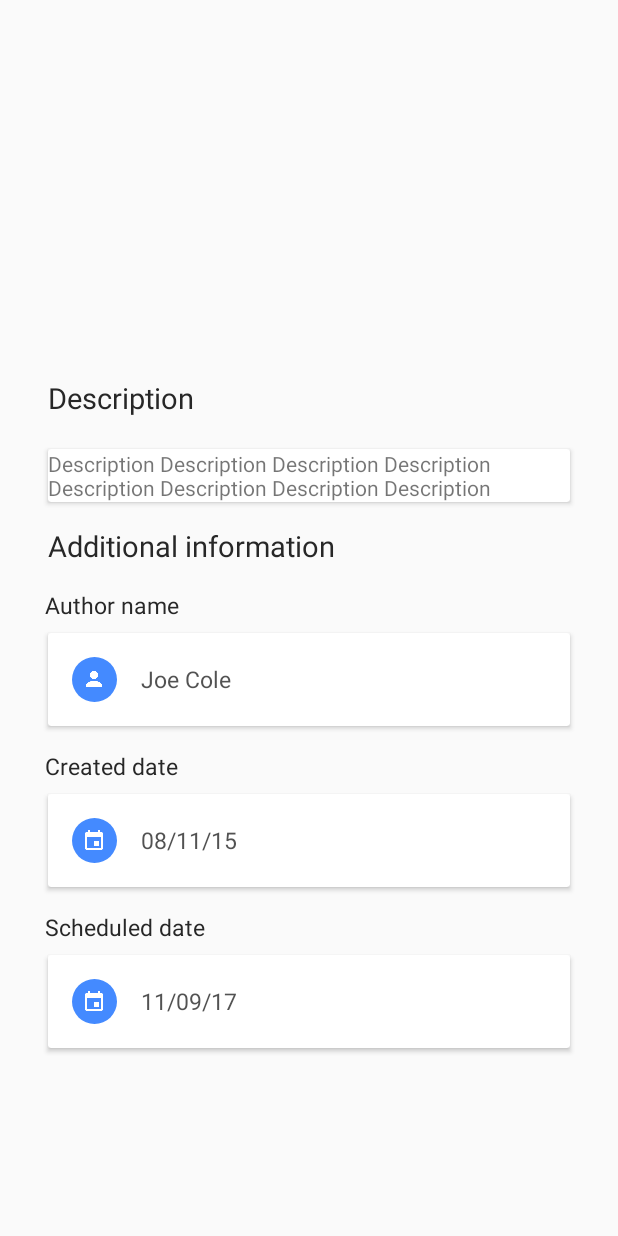
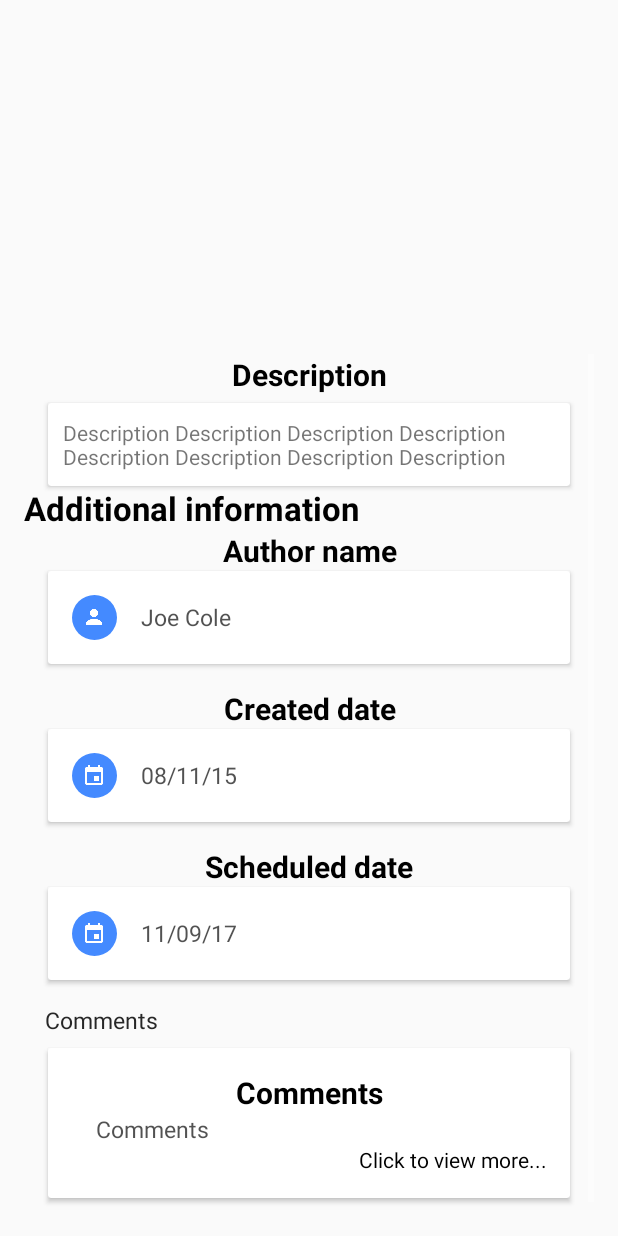
Before and after one commit to syniuhin/EventKicker-Android, an Android app: the layout content_event_page.xml on its own in the app's theme, with its tools: preview values and no code run, on a phone screen of 412 x 824 dp. Run offline under Robolectric (Android 15) with nearby library versions, the phone set to English and light mode, and no system bars.

Commit message:
Changed event page text style (a little).

```diff
--- a/app/src/main/res/layout/content_event_page.xml
+++ b/app/src/main/res/layout/content_event_page.xml
@@ -1,8 +1,10 @@
 <?xml version="1.0" encoding="utf-8"?>
 <LinearLayout xmlns:android="http://schemas.android.com/apk/res/android"
               xmlns:tools="http://schemas.android.com/tools"
-    xmlns:app="http://schemas.android.com/apk/res-auto" android:layout_width="match_parent"
-    android:layout_height="match_parent" android:paddingLeft="@dimen/fab_margin"
+              xmlns:app="http://schemas.android.com/apk/res-auto"
+              android:layout_width="match_parent"
+              android:layout_height="match_parent"
+              android:paddingLeft="@dimen/fab_margin"
               android:paddingRight="@dimen/fab_margin"
               android:paddingTop="@dimen/fab_margin"
               android:paddingBottom="@dimen/fab_margin"
@@ -15,17 +17,16 @@
                 android:layout_height="match_parent"
                 android:layout_marginTop="220dp">
 
-        <LinearLayout android:id="@+id/event_login_form" android:layout_width="match_parent"
-            android:layout_height="wrap_content" android:orientation="vertical">
+        <LinearLayout android:id="@+id/event_login_form"
+                      android:layout_width="match_parent"
+                      android:layout_height="wrap_content"
+                      android:orientation="vertical">
 
             <TextView
                     android:layout_width="match_parent"
                     android:layout_height="wrap_content"
                     android:text="Description"
-                android:textSize="19sp"
-                android:layout_gravity="center"
-                android:layout_margin="16dp"
-                android:textColor="#ff272727"/>
+                    style="@style/CardViewHeader"/>
 
             <android.support.v7.widget.CardView
                     android:layout_width="match_parent"
@@ -38,7 +39,8 @@
                         android:layout_width="match_parent"
                         android:layout_height="wrap_content"
                         android:id="@+id/event_descr"
-                android:text="Description Description Description Description Description Description Description Description"/>
+                        android:text="Description Description Description Description Description Description Description Description"
+                android:padding="10dp"/>
 
             </android.support.v7.widget.CardView>
 
@@ -46,22 +48,16 @@
                     android:layout_width="match_parent"
                     android:layout_height="wrap_content"
                     android:text="Additional information"
-                android:textSize="19sp"
-                android:layout_gravity="center"
-                android:layout_margin="16dp"
-                android:textColor="#ff272727"/>
+                    style="@style/CardViewHeader"
+            android:textSize="22sp"
+            android:gravity="left"/>
 
             <TextView
                     android:layout_width="match_parent"
                     android:layout_height="wrap_content"
                     android:text="Author name"
                     android:id="@+id/author_name"
-            android:textSize="15sp"
-            android:layout_gravity="center"
-            android:layout_marginBottom="8dp"
-            android:layout_marginLeft="14dp"
-            android:layout_marginRight="14dp"
-            android:textColor="#ff272727"/>
+                    style="@style/CardViewHeader"/>
 
             <android.support.v7.widget.CardView
                     android:layout_width="match_parent"
@@ -86,7 +82,7 @@
                                 android:fitsSystemWindows="true"
                                 android:adjustViewBounds="true"
                                 android:layout_gravity="center"
-                            android:src="@drawable/user" />
+                                android:src="@drawable/user"/>
                     </FrameLayout>
 
                     <TextView
@@ -108,12 +104,7 @@
                     android:layout_width="match_parent"
                     android:layout_height="wrap_content"
                     android:text="Created date"
-                android:textSize="15sp"
-                android:layout_gravity="center"
-                android:layout_marginBottom="8dp"
-                android:layout_marginLeft="14dp"
-                android:layout_marginRight="14dp"
-                android:textColor="#ff272727"/>
+                    style="@style/CardViewHeader"/>
 
             <android.support.v7.widget.CardView
                     android:layout_width="match_parent"
@@ -138,7 +129,7 @@
                                 android:fitsSystemWindows="true"
                                 android:adjustViewBounds="true"
                                 android:layout_gravity="center"
-                            android:src="@drawable/calendar" />
+                                android:src="@drawable/calendar"/>
                     </FrameLayout>
 
                     <TextView
@@ -160,12 +151,7 @@
                     android:layout_width="match_parent"
                     android:layout_height="wrap_content"
                     android:text="Scheduled date"
-                android:textSize="15sp"
-                android:layout_gravity="center"
-                android:layout_marginBottom="8dp"
-                android:layout_marginLeft="14dp"
-                android:layout_marginRight="14dp"
-                android:textColor="#ff272727"/>
+                    style="@style/CardViewHeader"/>
 
             <android.support.v7.widget.CardView
                     android:layout_width="match_parent"
@@ -190,7 +176,7 @@
                                 android:fitsSystemWindows="true"
                                 android:adjustViewBounds="true"
                                 android:layout_gravity="center"
-                            android:src="@drawable/calendar" />
+                                android:src="@drawable/calendar"/>
                     </FrameLayout>
 
                     <TextView
@@ -208,6 +194,55 @@
 
             </android.support.v7.widget.CardView>
 
+            <TextView
+                    android:layout_width="match_parent"
+                    android:layout_height="wrap_content"
+                    android:text="Comments"
+                    android:textSize="15sp"
+                    android:layout_gravity="center"
+                    android:layout_marginBottom="8dp"
+                    android:layout_marginLeft="14dp"
+                    android:layout_marginRight="14dp"
+                    android:textColor="#ff272727"/>
+
+            <android.support.v7.widget.CardView
+                    android:layout_width="match_parent"
+                    android:layout_height="wrap_content"
+                    android:layout_marginBottom="16dp"
+                    android:layout_marginLeft="16dp"
+                    android:layout_marginRight="16dp">
+
+                <LinearLayout
+                        android:layout_width="match_parent"
+                        android:layout_height="wrap_content"
+                        android:orientation="vertical"
+                        android:padding="16dp">
+
+                    <TextView android:layout_width="match_parent"
+                              android:layout_height="wrap_content"
+                              android:text="Comments"
+                    style="@style/CardViewHeader"/>
+
+                    <TextView
+                            android:id="@+id/comments"
+                            android:layout_width="wrap_content"
+                            android:layout_height="wrap_content"
+                            android:layout_marginLeft="16dp"
+                            android:layout_gravity="center_vertical"
+                            android:alpha="0.8"
+                            android:textColor="#ff272727"
+                            android:textSize="15dp"
+                            android:text="Comments"/>
+
+                    <TextView android:layout_width="match_parent"
+                              android:layout_height="wrap_content"
+                              android:text="Click to view more..."
+                              android:textColor="@android:color/black"
+                              android:gravity="right"/>
+
+                </LinearLayout>
+
+            </android.support.v7.widget.CardView>
         </LinearLayout>
     </ScrollView>
 </LinearLayout>
--- a/app/src/main/res/values/styles.xml
+++ b/app/src/main/res/values/styles.xml
@@ -56,4 +56,10 @@
         <item name="color">@color/drawerArrowColor</item>
     </style>
 
+    <style name="CardViewHeader">
+        <item name="android:textSize">20sp</item>
+        <item name="android:textColor">@android:color/black</item>
+        <item name="android:textStyle">bold</item>
+        <item name="android:gravity">center_horizontal</item>
+    </style>
 </resources>
```
Lines whose indentation alone changed are shown as unchanged.
